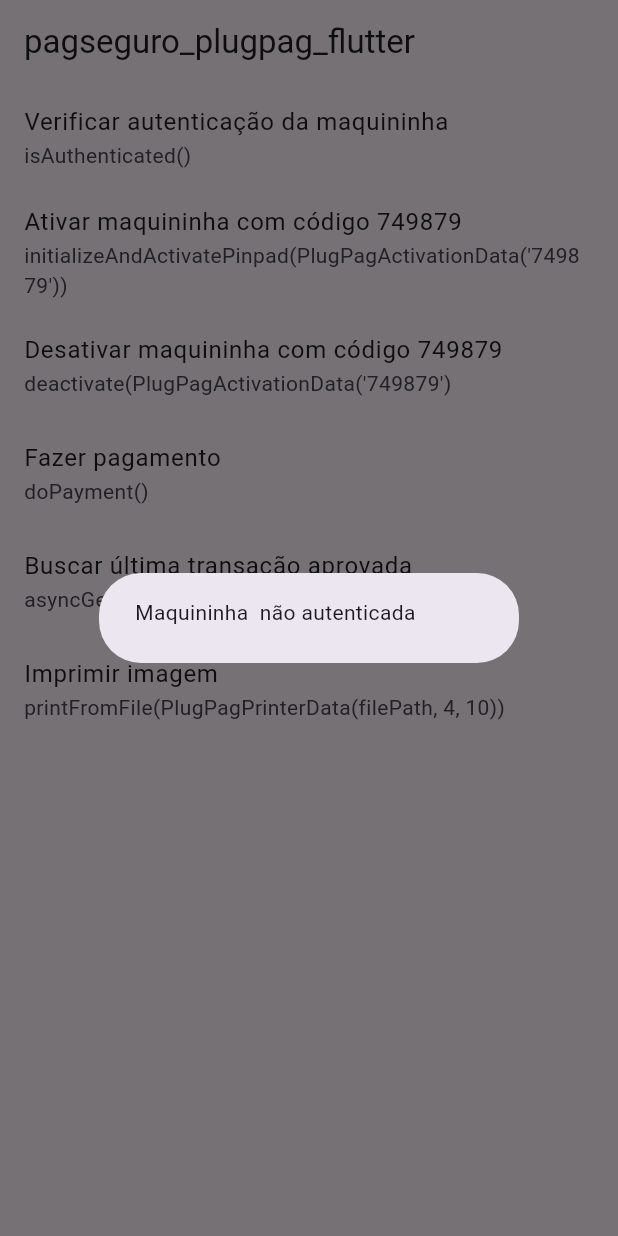
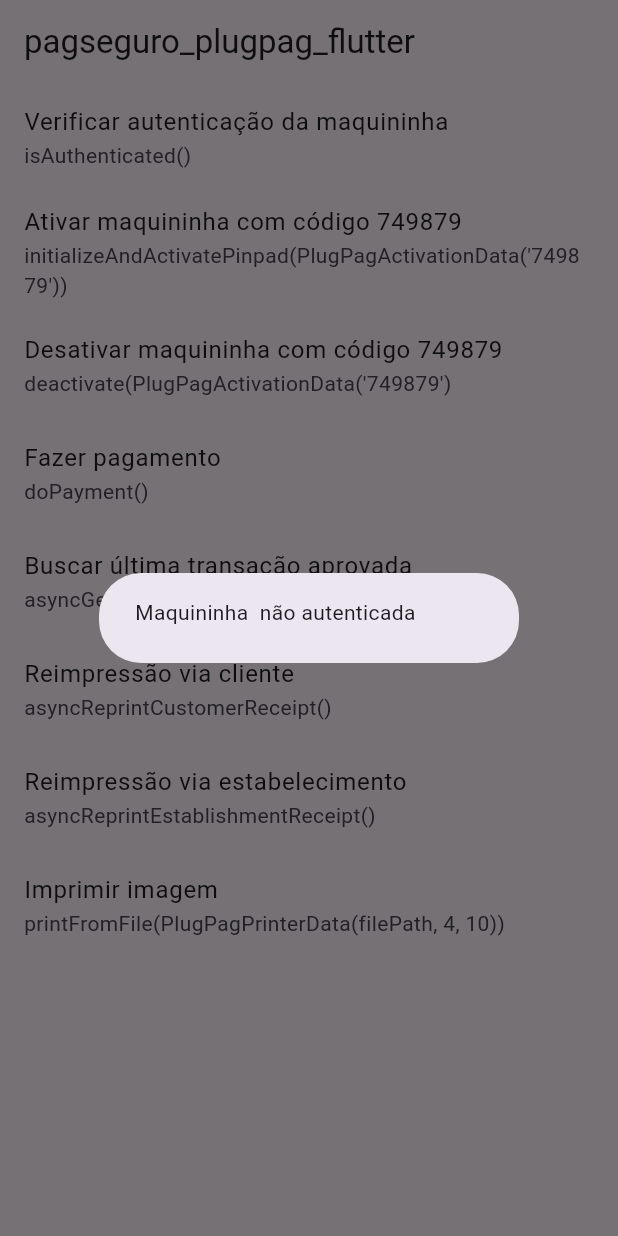
Before and after one commit to leandrofabianjr/pagseguro_plugpag_flutter, a Flutter app: the screen it shows after launch, after a tap on "Verificar autenticação da maquininha", on a phone screen of 412 x 824 dp. Run offline on Flutter 3.47's test engine with Material 3 defaults, Android fonts, the phone set to English and light mode, and no system bars; our stand-ins replace plugin_platform_interface.

Commit message:
Adicionados métodos de reimpressão de via de cliente e de estabelecimento

```diff
--- a/example/lib/main.dart
+++ b/example/lib/main.dart
@@ -25,11 +25,14 @@ class PagseguroPlugpagFlutterExample extends StatefulWidget {
 class _PagseguroPlugpagFlutterExampleState
     extends State<PagseguroPlugpagFlutterExample> with PlugPagImplementations {
   handleCall(Future<Widget> Function() callback) {
+    final completer = Completer<Widget>();
+    callback().then(completer.complete, onError: completer.completeError);
+    _plugPag.onException((e) => completer.completeError(e));
     showDialog(
       context: context,
       builder: (context) => AlertDialog(
         content: FutureBuilder(
-          future: callback(),
+          future: completer.future,
           builder: (context, snapshot) {
             if (snapshot.hasData) {
               return snapshot.data!;
@@ -82,6 +85,16 @@ class _PagseguroPlugpagFlutterExampleState
             title: const Text('Buscar última transação aprovada'),
             subtitle: const Text('asyncGetLastApprovedTransaction()'),
             onTap: () => handleCall(ultimaTransacaoAprovada),
+          ),
+          ListTile(
+            title: const Text('Reimpressão via cliente'),
+            subtitle: const Text('asyncReprintCustomerReceipt()'),
+            onTap: () => handleCall(reimpressaoViaCliente),
+          ),
+          ListTile(
+            title: const Text('Reimpressão via estabelecimento'),
+            subtitle: const Text('asyncReprintEstablishmentReceipt()'),
+            onTap: () => handleCall(reimpressaoViaEstabelecimento),
           ),
           ListTile(
             title: const Text('Imprimir imagem'),
@@ -164,6 +177,28 @@ mixin PlugPagImplementations {
     ));
     return completer.future;
   }
+
+  Future<Widget> reimpressaoViaCliente() {
+    final completer = Completer<Widget>();
+    _plugPag.asyncReprintCustomerReceipt(
+      ImpressaoListener(
+        title: 'Reimpressão via cliente',
+        handler: (value) => completer.complete(value),
+      ),
+    );
+    return completer.future;
+  }
+
+  Future<Widget> reimpressaoViaEstabelecimento() {
+    final completer = Completer<Widget>();
+    _plugPag.asyncReprintEstablishmentReceipt(
+      ImpressaoListener(
+        title: 'Reimpressão via estabelecimento',
+        handler: (value) => completer.complete(value),
+      ),
+    );
+    return completer.future;
+  }
 }
 
 class CalcularParcelasAsyncListener extends PlugPagInstallmentsListener {
@@ -192,23 +227,23 @@ class CalcularParcelasAsyncListener extends PlugPagInstallmentsListener {
   }
 }
 
-class PrinterListener extends PlugPagPrinterListener {
-  final void Function(Widget child) _handler;
-  PrinterListener(this._handler);
+class ImpressaoListener extends PlugPagPrinterListener {
+  ImpressaoListener({required this.title, required this.handler});
+  final String title;
+  final void Function(Widget child) handler;
 
   @override
   void onError(PlugPagPrintResult result) {
-    _handler(
-        Text('Erro de impressão: (${result.errorCode}) ${result.message}'));
+    handler(Text(
+      '$title:\nErro de impressão: (${result.errorCode}) ${result.message}',
+    ));
   }
 
   @override
   void onSuccess(PlugPagPrintResult result) {
-    _handler(
-      Text(
-        'Impressão concluída: ${result.message} - ${result.result} - ${result.steps}',
-      ),
-    );
+    handler(Text(
+      '$title:\nImpressão concluída: ${result.message} - ${result.result} - ${result.steps}',
+    ));
   }
 }
 
--- a/lib/src/plug_pag/plug_pag_listeners.dart
+++ b/lib/src/plug_pag/plug_pag_listeners.dart
@@ -61,12 +61,12 @@ abstract class PlugPagPrinterListener extends PlugPagListenerClass {
   void invoke(String method, List<dynamic> args) {
     switch (method) {
       case 'onError':
-        final classArgs = (args[0]['ppf_args'] as Map<String, dynamic>);
+        final classArgs = (args[0]['ppf_args'] as Map);
         final result = PlugPagPrintResult.fromMethodChannel(classArgs);
         onError(result);
         break;
       case 'onSuccess':
-        final classArgs = (args[0]['ppf_args'] as Map<String, dynamic>);
+        final classArgs = (args[0]['ppf_args'] as Map);
         final result = PlugPagPrintResult.fromMethodChannel(classArgs);
         onSuccess(result);
         break;
--- a/lib/src/plug_pag/plug_pag_methods.dart
+++ b/lib/src/plug_pag/plug_pag_methods.dart
@@ -119,4 +119,16 @@ mixin PlugPagMethods {
         'asyncGetLastApprovedTransaction',
         [listener],
       );
+
+  void asyncReprintCustomerReceipt(PlugPagPrinterListener listener) =>
+      PagseguroPlugpagFlutterPlatform.instance.invokePlugPagMethod(
+        'asyncReprintCustomerReceipt',
+        [listener],
+      );
+
+  void asyncReprintEstablishmentReceipt(PlugPagPrinterListener listener) =>
+      PagseguroPlugpagFlutterPlatform.instance.invokePlugPagMethod(
+        'asyncReprintEstablishmentReceipt',
+        [listener],
+      );
 }
```
